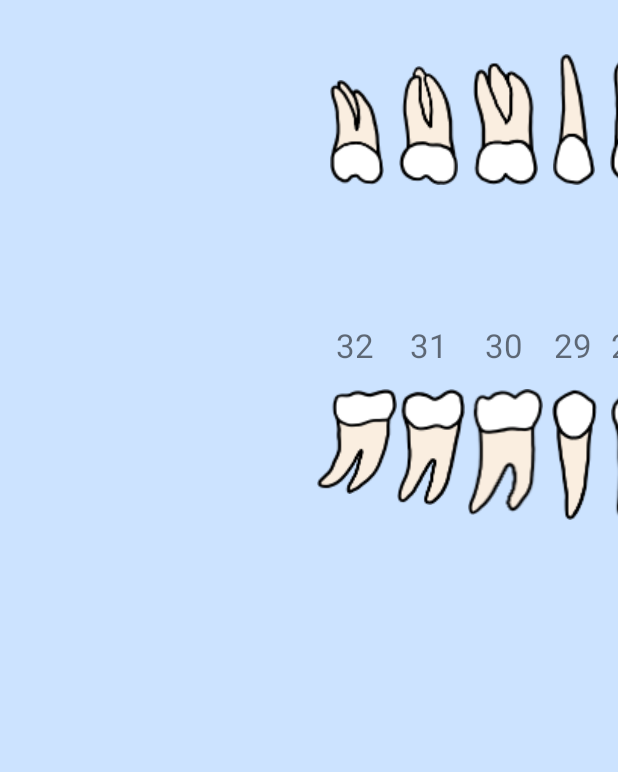
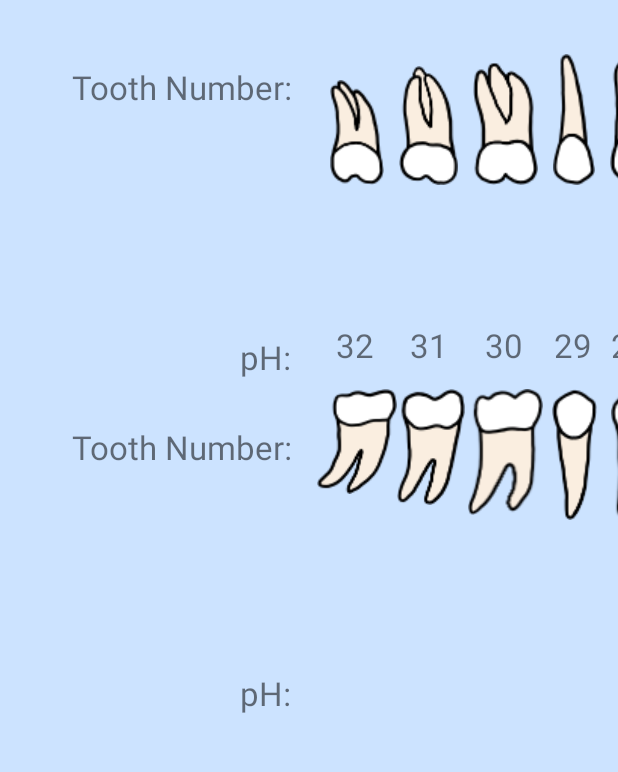
Before and after one commit to ericfan2770/dentist-clinic-view, an Android app: the screen it shows after launch (MainActivity), on a phone screen of 412 x 824 dp, the part 103-875 px from its top. Run offline under Robolectric (Android 15) with nearby library versions, the phone set to English and light mode, and no system bars.

Commit message:
Backup from wk10

```diff
--- a/app/src/main/res/layout/activity_main.xml
+++ b/app/src/main/res/layout/activity_main.xml
@@ -15,6 +15,7 @@
         android:layout_marginStart="257dp"
         android:layout_marginLeft="257dp"
         android:layout_marginTop="20dp"
+        android:textSize="22sp"
         android:autofillHints=""
         android:ems="10"
         android:gravity="center_horizontal"
@@ -296,6 +297,7 @@
         android:layout_marginLeft="485dp"
         android:layout_marginTop="20dp"
         android:gravity="center_horizontal"
+        android:textSize="22sp"
         android:text=""
         app:layout_constraintStart_toStartOf="parent"
         app:layout_constraintTop_toBottomOf="@+id/tooth7" />
@@ -426,6 +428,7 @@
         android:layout_marginLeft="644dp"
         android:layout_marginTop="20dp"
         android:gravity="center_horizontal"
+        android:textSize="22sp"
         android:text=""
         app:layout_constraintStart_toStartOf="parent"
         app:layout_constraintTop_toBottomOf="@+id/tooth11" />
@@ -452,6 +455,7 @@
         android:layout_marginLeft="685dp"
         android:layout_marginTop="20dp"
         android:gravity="center_horizontal"
+        android:textSize="22sp"
         android:text=""
         app:layout_constraintStart_toStartOf="parent"
         app:layout_constraintTop_toBottomOf="@+id/tooth12" />
@@ -465,6 +469,7 @@
         android:layout_marginLeft="270dp"
         android:layout_marginTop="20dp"
         android:gravity="center_horizontal"
+        android:textSize="22sp"
         android:text=""
         app:layout_constraintStart_toStartOf="parent"
         app:layout_constraintTop_toBottomOf="@+id/tooth2" />
@@ -517,6 +522,7 @@
         android:layout_marginLeft="769dp"
         android:layout_marginTop="20dp"
         android:gravity="center_horizontal"
+        android:textSize="22sp"
         android:text=""
         app:layout_constraintStart_toStartOf="parent"
         app:layout_constraintTop_toBottomOf="@+id/tooth14" />
@@ -582,6 +588,7 @@
         android:layout_marginLeft="605dp"
         android:layout_marginTop="20dp"
         android:gravity="center_horizontal"
+        android:textSize="22sp"
         android:text=""
         app:layout_constraintStart_toStartOf="parent"
         app:layout_constraintTop_toBottomOf="@+id/tooth10" />
@@ -596,6 +603,7 @@
         android:layout_marginTop="20dp"
         android:gravity="center_horizontal"
         android:text=""
+        android:textSize="22sp"
         app:layout_constraintStart_toStartOf="parent"
         app:layout_constraintTop_toBottomOf="@+id/tooth15" />
 
@@ -609,6 +617,7 @@
         android:layout_marginTop="20dp"
         android:gravity="center_horizontal"
         android:text=""
+        android:textSize="22sp"
         app:layout_constraintStart_toStartOf="parent"
         app:layout_constraintTop_toBottomOf="@+id/tooth16" />
 
@@ -621,6 +630,7 @@
         android:layout_marginLeft="405dp"
         android:layout_marginTop="20dp"
         android:gravity="center_horizontal"
+        android:textSize="22sp"
         android:text=""
         app:layout_constraintStart_toStartOf="parent"
         app:layout_constraintTop_toBottomOf="@+id/tooth5" />
@@ -634,6 +644,7 @@
         android:layout_marginLeft="723dp"
         android:layout_marginTop="20dp"
         android:gravity="center_horizontal"
+        android:textSize="22sp"
         android:text=""
         app:layout_constraintStart_toStartOf="parent"
         app:layout_constraintTop_toBottomOf="@+id/tooth13" />
@@ -699,6 +710,7 @@
         android:layout_marginLeft="223dp"
         android:layout_marginTop="20dp"
         android:gravity="center_horizontal"
+        android:textSize="22sp"
         android:text=""
         app:layout_constraintStart_toStartOf="parent"
         app:layout_constraintTop_toBottomOf="@+id/tooth1" />
@@ -726,6 +738,7 @@
         android:layout_marginLeft="524dp"
         android:layout_marginTop="20dp"
         android:gravity="center_horizontal"
+        android:textSize="22sp"
         android:text=""
         app:layout_constraintStart_toStartOf="parent"
         app:layout_constraintTop_toBottomOf="@+id/tooth8" />
@@ -751,6 +764,7 @@
         android:layout_marginStart="321dp"
         android:layout_marginLeft="321dp"
         android:layout_marginTop="20dp"
+        android:textSize="22sp"
         android:gravity="center_horizontal"
         android:text=""
         app:layout_constraintStart_toStartOf="parent"
@@ -817,6 +831,7 @@
         android:layout_marginLeft="567dp"
         android:layout_marginTop="20dp"
         android:gravity="center_horizontal"
+        android:textSize="22sp"
         android:text=""
         app:layout_constraintStart_toStartOf="parent"
         app:layout_constraintTop_toBottomOf="@+id/tooth9" />
@@ -831,6 +846,7 @@
         android:layout_marginTop="20dp"
         android:gravity="center_horizontal"
         android:text=""
+        android:textSize="22sp"
         app:layout_constraintStart_toStartOf="parent"
         app:layout_constraintTop_toBottomOf="@+id/tooth4" />
 
@@ -869,6 +885,7 @@
         android:layout_marginLeft="446dp"
         android:layout_marginTop="20dp"
         android:gravity="center_horizontal"
+        android:textSize="22sp"
         android:text=""
         app:layout_constraintStart_toStartOf="parent"
         app:layout_constraintTop_toBottomOf="@+id/tooth6" />
@@ -1184,6 +1201,7 @@
         android:layout_marginTop="108dp"
         android:gravity="center_horizontal"
         android:text=""
+        android:textSize="22sp"
         app:layout_constraintStart_toEndOf="@+id/pHTooth29"
         app:layout_constraintTop_toTopOf="@+id/tooth28" />
 
@@ -1197,6 +1215,7 @@
         android:layout_marginTop="108dp"
         android:gravity="center_horizontal"
         android:text=""
+        android:textSize="22sp"
         app:layout_constraintStart_toEndOf="@+id/pHTooth30"
         app:layout_constraintTop_toTopOf="@+id/tooth29" />
 
@@ -1210,6 +1229,7 @@
         android:layout_marginTop="108dp"
         android:gravity="center_horizontal"
         android:text=""
+        android:textSize="22sp"
         app:layout_constraintStart_toEndOf="@+id/pHTooth31"
         app:layout_constraintTop_toTopOf="@+id/tooth30" />
 
@@ -1223,6 +1243,7 @@
         android:layout_marginTop="108dp"
         android:gravity="center_horizontal"
         android:text=""
+        android:textSize="22sp"
         app:layout_constraintStart_toEndOf="@+id/pHTooth32"
         app:layout_constraintTop_toTopOf="@+id/tooth31" />
 
@@ -1236,6 +1257,7 @@
         android:layout_marginTop="108dp"
         android:gravity="center_horizontal"
         android:text=""
+        android:textSize="22sp"
         app:layout_constraintStart_toStartOf="parent"
         app:layout_constraintTop_toTopOf="@+id/tooth32" />
 
@@ -1249,6 +1271,7 @@
         android:layout_marginTop="108dp"
         android:gravity="center_horizontal"
         android:text=""
+        android:textSize="22sp"
         app:layout_constraintStart_toEndOf="@+id/pHTooth25"
         app:layout_constraintTop_toTopOf="@+id/tooth24" />
 
@@ -1262,6 +1285,7 @@
         android:layout_marginTop="108dp"
         android:gravity="center_horizontal"
         android:text=""
+        android:textSize="22sp"
         app:layout_constraintStart_toEndOf="@+id/pHTooth18"
         app:layout_constraintTop_toTopOf="@+id/tooth17" />
 
@@ -1275,6 +1299,7 @@
         android:layout_marginTop="108dp"
         android:gravity="center_horizontal"
         android:text=""
+        android:textSize="22sp"
         app:layout_constraintStart_toEndOf="@+id/pHTooth27"
         app:layout_constraintTop_toTopOf="@+id/tooth26" />
 
@@ -1286,6 +1311,7 @@
         android:layout_marginStart="23dp"
         android:layout_marginLeft="23dp"
         android:layout_marginTop="108dp"
+        android:textSize="22sp"
         android:gravity="center_horizontal"
         android:text=""
         app:layout_constraintStart_toEndOf="@+id/pHTooth19"
@@ -1301,6 +1327,7 @@
         android:layout_marginTop="108dp"
         android:gravity="center_horizontal"
         android:text=""
+        android:textSize="22sp"
         app:layout_constraintStart_toEndOf="@+id/pHTooth26"
         app:layout_constraintTop_toTopOf="@+id/tooth25" />
 
@@ -1314,6 +1341,7 @@
         android:layout_marginTop="108dp"
         android:gravity="center_horizontal"
         android:text=""
+        android:textSize="22sp"
         app:layout_constraintStart_toEndOf="@+id/pHTooth21"
         app:layout_constraintTop_toTopOf="@+id/tooth20" />
 
@@ -1327,6 +1355,7 @@
         android:layout_marginTop="108dp"
         android:gravity="center_horizontal"
         android:text=""
+        android:textSize="22sp"
         app:layout_constraintStart_toEndOf="@+id/pHTooth22"
         app:layout_constraintTop_toTopOf="@+id/tooth21" />
 
@@ -1340,6 +1369,7 @@
         android:layout_marginTop="108dp"
         android:gravity="center_horizontal"
         android:text=""
+        android:textSize="22sp"
         app:layout_constraintStart_toEndOf="@+id/pHTooth24"
         app:layout_constraintTop_toTopOf="@+id/tooth23" />
 
@@ -1353,6 +1383,7 @@
         android:layout_marginTop="108dp"
         android:gravity="center_horizontal"
         android:text=""
+        android:textSize="22sp"
         app:layout_constraintStart_toEndOf="@+id/pHTooth23"
         app:layout_constraintTop_toTopOf="@+id/tooth22" />
 
@@ -1366,6 +1397,7 @@
         android:layout_marginTop="108dp"
         android:gravity="center_horizontal"
         android:text=""
+        android:textSize="22sp"
         app:layout_constraintStart_toEndOf="@+id/pHTooth20"
         app:layout_constraintTop_toTopOf="@+id/tooth19" />
 
@@ -1522,6 +1554,7 @@
         android:layout_marginTop="108dp"
         android:gravity="center_horizontal"
         android:text=""
+        android:textSize="22sp"
         app:layout_constraintStart_toEndOf="@+id/pHTooth28"
         app:layout_constraintTop_toTopOf="@+id/tooth27" />
 
@@ -1766,4 +1799,52 @@
         app:layout_constraintStart_toStartOf="parent"
         app:layout_constraintTop_toTopOf="@+id/tooth23" />
 
+    <TextView
+        android:id="@+id/toothNumberLabel1"
+        android:layout_width="wrap_content"
+        android:layout_height="wrap_content"
+        android:layout_marginStart="48dp"
+        android:layout_marginLeft="48dp"
+        android:layout_marginTop="56dp"
+        android:text="Tooth Number:"
+        android:textSize="22sp"
+        app:layout_constraintStart_toStartOf="parent"
+        app:layout_constraintTop_toTopOf="parent" />
+
+    <TextView
+        android:id="@+id/toothNumberLabel2"
+        android:layout_width="wrap_content"
+        android:layout_height="wrap_content"
+        android:layout_marginStart="48dp"
+        android:layout_marginLeft="48dp"
+        android:layout_marginTop="296dp"
+        android:text="Tooth Number:"
+        android:textSize="22sp"
+        app:layout_constraintStart_toStartOf="parent"
+        app:layout_constraintTop_toTopOf="parent" />
+
+    <TextView
+        android:id="@+id/pHLabel1"
+        android:layout_width="wrap_content"
+        android:layout_height="wrap_content"
+        android:layout_marginStart="160dp"
+        android:layout_marginLeft="160dp"
+        android:layout_marginTop="236dp"
+        android:text="pH:"
+        android:textSize="22sp"
+        app:layout_constraintStart_toStartOf="parent"
+        app:layout_constraintTop_toTopOf="parent" />
+
+    <TextView
+        android:id="@+id/pHLabel2"
+        android:layout_width="wrap_content"
+        android:layout_height="wrap_content"
+        android:layout_marginStart="160dp"
+        android:layout_marginLeft="160dp"
+        android:layout_marginTop="460dp"
+        android:text="pH:"
+        android:textSize="22sp"
+        app:layout_constraintStart_toStartOf="parent"
+        app:layout_constraintTop_toTopOf="parent" />
+
 </androidx.constraintlayout.widget.ConstraintLayout>
```
